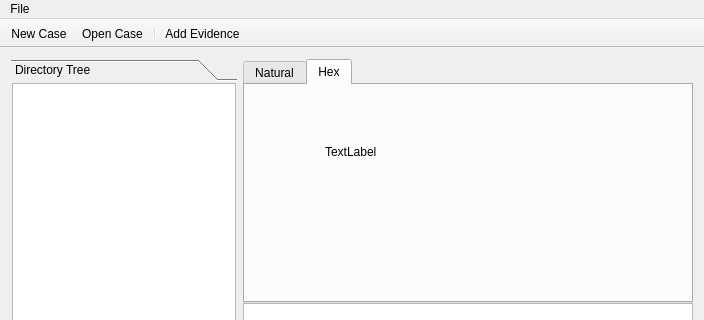
The window that wombatforensics.ui (pjrinaldi/wombatforensics) describes before a commit, drawn with Qt 5; both pictures show x 0 to 704 and y 0 to 320 of the 704 by 580 pixel window.
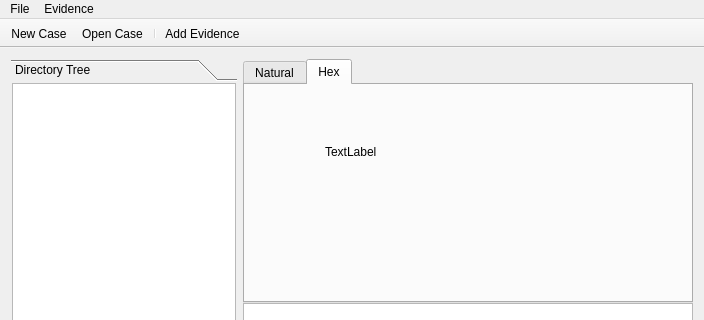
The same window after the commit. Icons and pictures are not drawn.

Patch:
```diff
--- a/wombatforensics.ui
+++ b/wombatforensics.ui
@@ -297,7 +297,13 @@
      <string>File</string>
     </property>
    </widget>
+   <widget class="QMenu" name="menuEvidence">
+    <property name="title">
+     <string>Evidence</string>
+    </property>
+   </widget>
    <addaction name="menuFile"/>
+   <addaction name="menuEvidence"/>
   </widget>
   <widget class="QToolBar" name="mainToolBar">
    <property name="movable">
```
